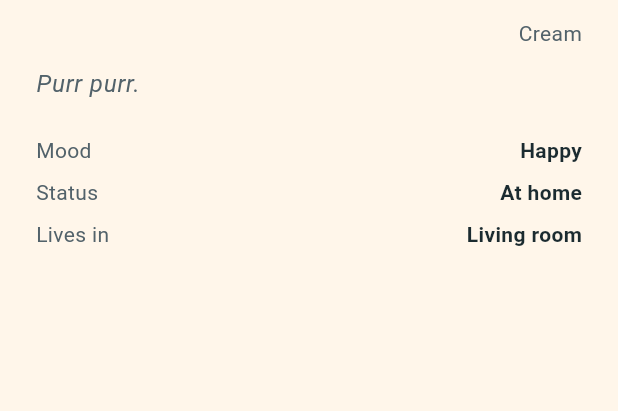
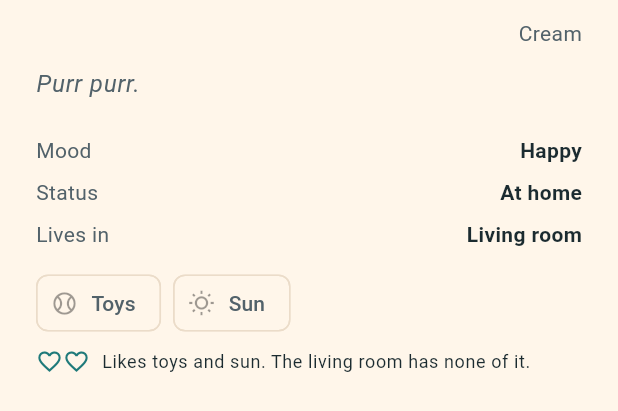
Before and after one commit to mikehorstman/catwalk, a Flutter app: the CatDetailsSheet widget shown alone on an empty page, opened directly with empty values, on a phone screen of 412 x 824 dp. Shown: the top 411 px of the screen. Run offline on Flutter 3.47's test engine with Material 3 defaults, Android fonts, the phone set to English and light mode, and no system bars; our stand-ins replace cloud_firestore, firebase_analytics, firebase_auth, firebase_core, flutter_local_notifications, flutter_map and 11 more; missing offline and left inert: health; accounts and stored records are empty.

Commit message:
feat: likes and comfort - hearts, milder mood for very comfy cats, cats favour liked spots; 1.13.0

```diff
--- a/lib/features/history/presentation/test_guide.dart
+++ b/lib/features/history/presentation/test_guide.dart
@@ -166,6 +166,16 @@ const List<TestGuideItem> testGuideItems = [
         'arrives on the map about every 10 days.',
   ),
   TestGuideItem(
+    feature: 'Likes and hearts',
+    how: 'On the Cats tab tap a cat.',
+    check:
+        'Two like chips (a lit chip means its room has it), 0 to 2 hearts '
+        'and a sentence. A cat with 2 hearts looks one step milder after a '
+        'missed day. Steps still decide the real mood, and a cat still runs '
+        'away after 3 missed days. Cats sit more often on spots that give '
+        'what they like.',
+  ),
+  TestGuideItem(
     feature: 'Me tab',
     how: 'Open Me after a day or two.',
     check:
--- a/lib/features/room/domain/room_cat.dart
+++ b/lib/features/room/domain/room_cat.dart
@@ -1,26 +1,49 @@
 import '../../cat/domain/cat.dart';
 import '../../cat/domain/cat_mood.dart';
 import '../../cat/domain/cat_status.dart';
+import '../../rooms/domain/comfort.dart';
+import '../../rooms/domain/like.dart';
 
-/// A cat as the room needs it: the state rules decide, the room only shows.
+/// A cat as the room sees it: its real data, how comfortable it is where it
+/// lives, and the mood to show.
 class RoomCat {
-  /// Wraps [cat], the game's own record. The room only reads it.
-  const RoomCat(this.cat);
+  /// Wraps [cat]. [shownMood] and [shownStatus] default to the real ones.
+  const RoomCat(
+    this.cat, {
+    this.comfort = Comfort.meh,
+    this.likesMet = const {},
+    CatMood? shownMood,
+    CatStatus? shownStatus,
+  }) : _mood = shownMood,
+       _status = shownStatus;
 
-  /// The underlying cat, owned by the day's rules.
+  /// The saved cat. Never changed by comfort.
   final Cat cat;
 
-  /// Stable id that ties a cat to its [CatState] in the simulation.
+  /// How well its room suits it.
+  final Comfort comfort;
+
+  /// Which of its likes the room gives.
+  final Set<Like> likesMet;
+
+  final CatMood? _mood;
+  final CatStatus? _status;
+
+  /// The cat's id.
   String get id => cat.id;
+
+  /// The cat's name.
   String get name => cat.name;
 
-  /// Mood from the day's rules. It only changes behaviour: a sad cat sleeps and
-  /// sits more.
-  CatMood get mood => cat.mood;
+  /// Its two likes.
+  Set<Like> get likes => cat.likes.toSet();
 
-  /// Care status. A neglected cat stops walking about.
-  CatStatus get status => cat.status;
+  /// The mood to show: the real one, one step milder for a very comfy cat.
+  CatMood get mood => _mood ?? cat.mood;
 
-  /// A runaway cat is not in the room at all.
+  /// The status to show.
+  CatStatus get status => _status ?? cat.status;
+
+  /// True when the cat is at home, not run away.
   bool get isHome => cat.status != CatStatus.runaway;
 }
--- a/lib/features/room/domain/room_layout.dart
+++ b/lib/features/room/domain/room_layout.dart
@@ -1,5 +1,6 @@
 import 'dart:ui' show Offset;
 
+import '../../rooms/domain/like.dart';
 import 'cat_action.dart';
 
 /// Somewhere in the room a cat can be.
@@ -16,6 +17,7 @@ class RoomSpot {
     required this.label,
     this.capacity = 1,
     this.isHigh = false,
+    this.likes = const {},
   }) : assert(capacity > 0, 'A spot that fits nobody is not a spot');
 
   /// Unique within a layout, e.g. `rug`, `tree`, `toy_ball`. The scene finds
@@ -36,6 +38,9 @@ class RoomSpot {
 
   /// Where the cat is, in words: "on the rug".
   final String label;
+
+  /// What a cat gets here: the likes of the decoration standing on this spot.
+  final Set<Like> likes;
 
   /// True when a cat may do [action] at this spot.
   bool allowsAction(CatAction action) => allows.contains(action);
--- a/lib/features/room/domain/room_simulation.dart
+++ b/lib/features/room/domain/room_simulation.dart
@@ -3,6 +3,7 @@ import 'dart:ui' show Offset;
 
 import '../../cat/domain/cat_mood.dart';
 import '../../cat/domain/cat_status.dart';
+import '../../rooms/domain/like.dart';
 import 'cat_action.dart';
 import 'room_cat.dart';
 import 'room_layout.dart';
@@ -154,7 +155,8 @@ class RoomSimulation {
     this.reducedMotion = false,
     this.minActionSeconds = 3,
     this.maxActionSeconds = 9,
-  }) : _random = math.Random(seed) {
+  }) : _random = math.Random(seed),
+       _likes = {for (final cat in cats) cat.id: cat.likes} {
     final home = [
       for (final cat in cats)
         if (cat.isHome) cat,
@@ -179,6 +181,9 @@ class RoomSimulation {
   /// The only source of randomness, seeded, which keeps the room repeatable in
   /// tests.
   final math.Random _random;
+
+  /// What each cat likes, by cat id.
+  final Map<String, Set<Like>> _likes;
 
   /// Spot id to the ids of cats on it or heading there. This is what enforces
   /// [RoomSpot.capacity].
@@ -424,7 +429,18 @@ class RoomSimulation {
         if (spot.allows.any(actions.contains) && _hasRoomFor(spot, catId)) spot,
     ];
     if (open.isEmpty) return null;
-    return open[_random.nextInt(open.length)];
+    final likes = _likes[catId] ?? const <Like>{};
+    final liked = [
+      for (final spot in open)
+        if (spot.likes.any(likes.contains)) spot,
+    ];
+    // Without a liked spot the dice roll as before, so a room stays the same.
+    if (liked.isEmpty || liked.length == open.length) {
+      return open[_random.nextInt(open.length)];
+    }
+    // A spot that gives what the cat likes is chosen twice as often.
+    final roll = _random.nextInt(open.length + liked.length);
+    return roll < open.length ? open[roll] : liked[roll - open.length];
   }
 
   /// A random point on the walk line, as a fraction of the room's width.
--- a/lib/features/room/presentation/cat_details_sheet.dart
+++ b/lib/features/room/presentation/cat_details_sheet.dart
@@ -1,4 +1,7 @@
 import 'package:flutter/material.dart';
+
+import '../../rooms/presentation/like_icons.dart';
+
 import 'package:flutter_riverpod/flutter_riverpod.dart';
 
 import '../../../app/theme.dart';
@@ -78,6 +81,49 @@ class CatDetailsSheet extends ConsumerWidget {
                 value: '${cat.cat.consecutiveMissedDays}',
               ),
             _Row(label: 'Lives in', value: cat.cat.roomId.label),
+            const SizedBox(height: 8),
+            Wrap(
+              spacing: 8,
+              children: [
+                for (final like in cat.cat.likes)
+                  Chip(
+                    key: Key('like-${like.name}'),
+                    avatar: Icon(
+                      iconOfLike(like),
+                      size: 18,
+                      color: cat.likesMet.contains(like)
+                          ? CatwalkColors.teal
+                          : theme.disabledColor,
+                    ),
+                    label: Text(like.label),
+                    backgroundColor: cat.likesMet.contains(like)
+                        ? CatwalkColors.orangeSoft
+                        : null,
+                  ),
+              ],
+            ),
+            const SizedBox(height: 6),
+            Row(
+              key: const Key('comfort-hearts'),
+              children: [
+                for (var i = 0; i < 2; i++)
+                  Icon(
+                    i < cat.comfort.hearts
+                        ? Icons.favorite
+                        : Icons.favorite_border,
+                    size: 18,
+                    color: CatwalkColors.teal,
+                  ),
+                const SizedBox(width: 8),
+                Expanded(
+                  child: Text(
+                    likesLine(cat),
+                    key: const Key('likes-line'),
+                    style: theme.textTheme.bodySmall,
+                  ),
+                ),
+              ],
+            ),
             if (moves.isNotEmpty) ...[
               const SizedBox(height: 12),
               Wrap(
@@ -140,3 +186,18 @@ class _Row extends StatelessWidget {
     );
   }
 }
+
+/// One sentence on what the cat likes and whether its room gives it.
+String likesLine(RoomCat cat) {
+  final room = cat.cat.roomId.label.toLowerCase();
+  final likes = cat.cat.likes.map((l) => l.label.toLowerCase()).toList();
+  if (likes.isEmpty) return '';
+  final liked = likes.length == 1 ? likes.first : '${likes[0]} and ${likes[1]}';
+  final met = [
+    for (final l in cat.cat.likes)
+      if (cat.likesMet.contains(l)) l.label.toLowerCase(),
+  ];
+  if (met.isEmpty) return 'Likes $liked. The $room has none of it.';
+  if (met.length == likes.length) return 'Likes $liked. The $room has both.';
+  return 'Likes $liked. The $room has ${met.first}.';
+}
--- /dev/null
+++ b/lib/features/rooms/domain/comfort.dart
@@ -0,0 +1,49 @@
+import '../../cat/domain/cat.dart';
+import '../../cat/domain/cat_mood.dart';
+import '../../cat/domain/cat_status.dart';
+import 'like.dart';
+
+/// How well a room suits a cat: how many of its two likes the room gives.
+enum Comfort {
+  /// None of its likes.
+  meh,
+
+  /// One like.
+  comfy,
+
+  /// Both likes.
+  veryComfy;
+
+  /// The number of hearts shown.
+  int get hearts => index;
+}
+
+/// The likes of [cat] that [roomTags] give.
+Set<Like> likesMet(Cat cat, Set<Like> roomTags) => {
+  for (final like in cat.likes)
+    if (roomTags.contains(like)) like,
+};
+
+/// The comfort of [cat] in a room that gives [roomTags]. Always recomputed,
+/// never stored.
+Comfort comfortOf(Cat cat, Set<Like> roomTags) =>
+    Comfort.values[likesMet(cat, roomTags).length.clamp(0, 2)];
+
+/// The mood and status to show for [cat] given its [comfort].
+///
+/// Steps decide the real mood and it is never changed here. A very comfy cat
+/// looks one step milder: one missed day (sad) shows as content, and two
+/// missed days (neglected) show as sad but not neglected. Comfort never makes
+/// a cat happy and never keeps a cat from running away.
+({CatMood mood, CatStatus status}) displayMoodOf(Cat cat, Comfort comfort) {
+  if (comfort != Comfort.veryComfy || cat.status == CatStatus.runaway) {
+    return (mood: cat.mood, status: cat.status);
+  }
+  if (cat.status == CatStatus.neglected) {
+    return (mood: CatMood.sad, status: CatStatus.active);
+  }
+  if (cat.mood == CatMood.sad) {
+    return (mood: CatMood.neutral, status: cat.status);
+  }
+  return (mood: cat.mood, status: cat.status);
+}
--- a/lib/features/rooms/domain/decoration_catalogue.dart
+++ b/lib/features/rooms/domain/decoration_catalogue.dart
@@ -43,13 +43,14 @@ enum Slot {
   int get capacity => this == Slot.floor ? 2 : 1;
 
   /// The cat spot this slot makes, named after what stands there.
-  RoomSpot spot(String itemName) => RoomSpot(
+  RoomSpot spot(String itemName, [Set<Like> likes = const {}]) => RoomSpot(
     id: spotId,
     position: position,
     allows: allows,
     capacity: capacity,
     isHigh: isHigh,
     label: '$label, ${itemName.toLowerCase()}',
+    likes: likes,
   );
 }
 
--- a/lib/features/rooms/domain/room_layouts.dart
+++ b/lib/features/rooms/domain/room_layouts.dart
@@ -12,7 +12,7 @@ RoomLayout layoutForRoom(
 }) {
   final items = home.itemsIn(room);
   final layout = RoomLayout(
-    spots: [for (final item in items) item.slot.spot(item.name)],
+    spots: [for (final item in items) item.slot.spot(item.name, item.tags)],
     roomId: room.name,
     items: [
       for (final item in items)
--- /dev/null
+++ b/lib/features/rooms/presentation/like_icons.dart
@@ -0,0 +1,13 @@
+import 'package:flutter/material.dart';
+
+import '../domain/like.dart';
+
+/// A small icon for each like.
+IconData iconOfLike(Like like) => switch (like) {
+  Like.sun => Icons.wb_sunny_outlined,
+  Like.heights => Icons.terrain_outlined,
+  Like.toys => Icons.sports_baseball_outlined,
+  Like.quiet => Icons.nightlight_outlined,
+  Like.company => Icons.people_outline,
+  Like.food => Icons.restaurant_outlined,
+};
--- a/pubspec.yaml
+++ b/pubspec.yaml
@@ -16,7 +16,7 @@ publish_to: 'none' # Remove this line if you wish to publish to pub.dev
 # https://developer.apple.com/library/archive/documentation/General/Reference/InfoPlistKeyReference/Articles/CoreFoundationKeys.html
 # In Windows, build-name is used as the major, minor, and patch parts
 # of the product and file versions while build-number is used as the build suffix.
-version: 1.12.0+19
+version: 1.13.0+20
 
 environment:
   sdk: ^3.13.5
```
Also changed, not shown: lib/features/room/data/room_cats_provider.dart (+28 -6 lines), 1 other file.
